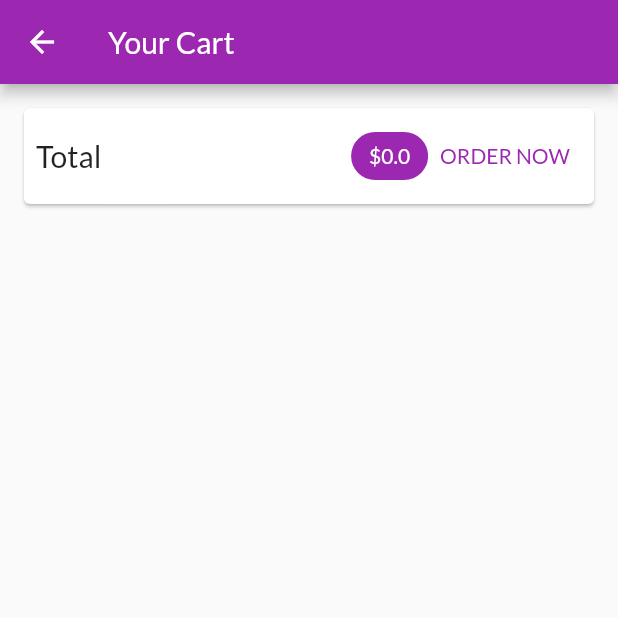
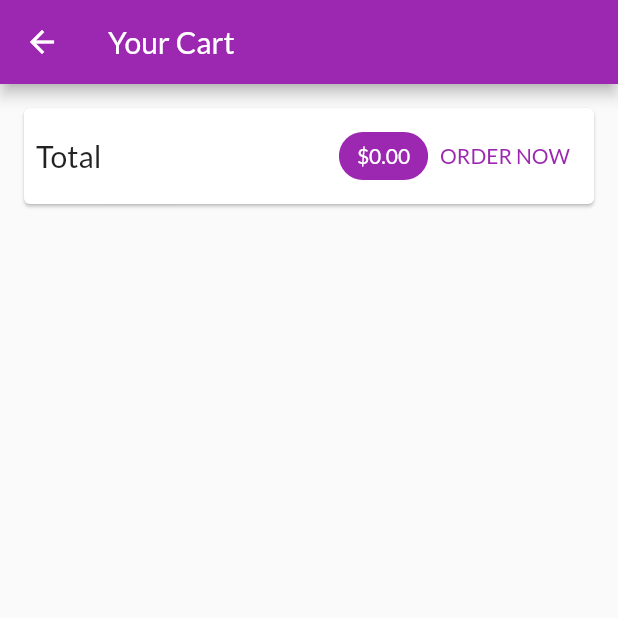
Before and after one commit to jepriana/purishop_app, a Flutter app: the CartScreen screen opened by its route, after a tap on "ORDER NOW", on a phone screen of 412 x 824 dp, the top half of it. Run offline on Flutter 3.47's test engine with Material 2 defaults, Android fonts, the phone set to English and light mode, and no system bars; network calls fail.

Commit message:
Adding order fungtionality

```diff
--- a/lib/providers/cart.dart
+++ b/lib/providers/cart.dart
@@ -72,4 +72,9 @@ class Cart with ChangeNotifier {
     _items.remove(productId);
     notifyListeners();
   }
+
+  void clear() {
+    _items = {};
+    notifyListeners();
+  }
 }
--- /dev/null
+++ b/lib/providers/orders.dart
@@ -0,0 +1,44 @@
+import 'package:flutter/foundation.dart';
+import './cart.dart';
+import 'package:uuid/uuid.dart';
+
+var uuid = Uuid();
+
+class OrderItem {
+  final String id;
+  final double amount;
+  final List<CartItem> products;
+  final DateTime dateTime;
+
+  OrderItem({
+    @required this.id,
+    @required this.amount,
+    @required this.products,
+    @required this.dateTime,
+  });
+}
+
+class Orders with ChangeNotifier {
+  List<OrderItem> _orders = [];
+
+  List<OrderItem> get orders {
+    return [..._orders];
+  }
+
+  void addOrder(
+    List<CartItem> cartProducts,
+    double total,
+  ) {
+    _orders.insert(
+      0,
+      OrderItem(
+        id: uuid.v4(),
+        amount: total,
+        products: cartProducts,
+        dateTime: DateTime.now(),
+      ),
+    );
+
+    notifyListeners();
+  }
+}
--- a/lib/screens/cart_screen.dart
+++ b/lib/screens/cart_screen.dart
@@ -2,6 +2,7 @@ import 'package:flutter/material.dart';
 import 'package:provider/provider.dart';
 import '../providers/cart.dart' show Cart;
 import '../widgets/cart_item.dart';
+import '../providers/orders.dart';
 
 class CartScreen extends StatelessWidget {
   static const routeName = '/cart';
@@ -32,7 +33,7 @@ class CartScreen extends StatelessWidget {
                   Spacer(),
                   Chip(
                     label: Text(
-                      '\$${cart.totalAmount}',
+                      '\$${cart.totalAmount.toStringAsFixed(2)}',
                       style: TextStyle(
                         color:
                             Theme.of(context).primaryTextTheme.headline6.color,
@@ -41,7 +42,16 @@ class CartScreen extends StatelessWidget {
                     backgroundColor: Theme.of(context).primaryColor,
                   ),
                   TextButton(
-                    onPressed: () {},
+                    onPressed: () {
+                      Provider.of<Orders>(
+                        context,
+                        listen: false,
+                      ).addOrder(
+                        cart.items.values.toList(),
+                        cart.totalAmount,
+                      );
+                      cart.clear();
+                    },
                     child: Text('ORDER NOW'),
                   ),
                 ],
--- /dev/null
+++ b/lib/screens/orders_screen.dart
@@ -0,0 +1,25 @@
+import 'package:flutter/material.dart';
+import 'package:provider/provider.dart';
+import '../providers/orders.dart' show Orders;
+import '../widgets/order_item.dart';
+import '../widgets/app_drawer.dart';
+
+class OrdersScreen extends StatelessWidget {
+  static const routeName = '/orders';
+  const OrdersScreen({Key key}) : super(key: key);
+
+  @override
+  Widget build(BuildContext context) {
+    final orderData = Provider.of<Orders>(context);
+    return Scaffold(
+      appBar: AppBar(
+        title: Text('Your Orders'),
+      ),
+      drawer: AppDrawer(),
+      body: ListView.builder(
+        itemCount: orderData.orders.length,
+        itemBuilder: (ctx, i) => OrderItem(orderData.orders[i]),
+      ),
+    );
+  }
+}
--- a/lib/screens/products_overview_screen.dart
+++ b/lib/screens/products_overview_screen.dart
@@ -4,6 +4,7 @@ import '../providers/cart.dart';
 import '../screens/cart_screen.dart';
 import '../widgets/products_grid.dart';
 import '../widgets/badge.dart';
+import '../widgets/app_drawer.dart';
 
 enum FilterOptions {
   Favorites,
@@ -20,6 +21,7 @@ class _ProductsOverviewScreenState extends State<ProductsOverviewScreen> {
   @override
   Widget build(BuildContext context) {
     return Scaffold(
+      drawer: AppDrawer(),
       appBar: AppBar(
         title: const Text('Purishop'),
         actions: [
--- /dev/null
+++ b/lib/widgets/order_item.dart
@@ -0,0 +1,71 @@
+import 'package:flutter/material.dart';
+import 'package:intl/intl.dart';
+import 'dart:math';
+import '../providers/orders.dart' as oItem;
+
+class OrderItem extends StatefulWidget {
+  final oItem.OrderItem order;
+  const OrderItem(this.order, {Key key}) : super(key: key);
+
+  @override
+  _OrderItemState createState() => _OrderItemState();
+}
+
+class _OrderItemState extends State<OrderItem> {
+  var _expanded = false;
+  @override
+  Widget build(BuildContext context) {
+    return Card(
+      margin: EdgeInsets.only(
+        left: 10,
+        top: 10,
+        right: 10,
+      ),
+      child: Column(
+        children: [
+          ListTile(
+            title: Text('\$${widget.order.amount}'),
+            subtitle: Text(
+              DateFormat('dd-MM-yyyy HH:mm').format(widget.order.dateTime),
+            ),
+            trailing: IconButton(
+              icon: Icon(_expanded ? Icons.expand_less : Icons.expand_more),
+              onPressed: () {
+                setState(() {
+                  _expanded = !_expanded;
+                });
+              },
+            ),
+          ),
+          if (_expanded)
+            Container(
+              padding: EdgeInsets.symmetric(horizontal: 16, vertical: 4),
+              height: min(widget.order.products.length * 20 + 20.0, 100),
+              child: ListView(
+                children: widget.order.products
+                    .map(
+                      (prod) => Row(
+                        mainAxisAlignment: MainAxisAlignment.spaceBetween,
+                        children: [
+                          Text(
+                            prod.title,
+                            style: TextStyle(
+                              fontSize: 18,
+                              fontWeight: FontWeight.bold,
+                            ),
+                          ),
+                          Text(
+                            '${prod.quantity}x \$${prod.price}',
+                            style: TextStyle(fontSize: 18, color: Colors.grey),
+                          ),
+                        ],
+                      ),
+                    )
+                    .toList(),
+              ),
+            )
+        ],
+      ),
+    );
+  }
+}
--- a/pubspec.yaml
+++ b/pubspec.yaml
@@ -25,6 +25,7 @@ dependencies:
     sdk: flutter
   provider: ^4.3.3
   uuid: ^3.0.1
+  intl: ^0.17.0
 
 
   # The following adds the Cupertino Icons font to your application.
```
Also changed, not shown: lib/main.dart (+8 -2 lines), lib/screens/product_detail_screen.dart (+45 -2 lines), lib/widgets/app_drawer.dart (added, +37 -0 lines).
